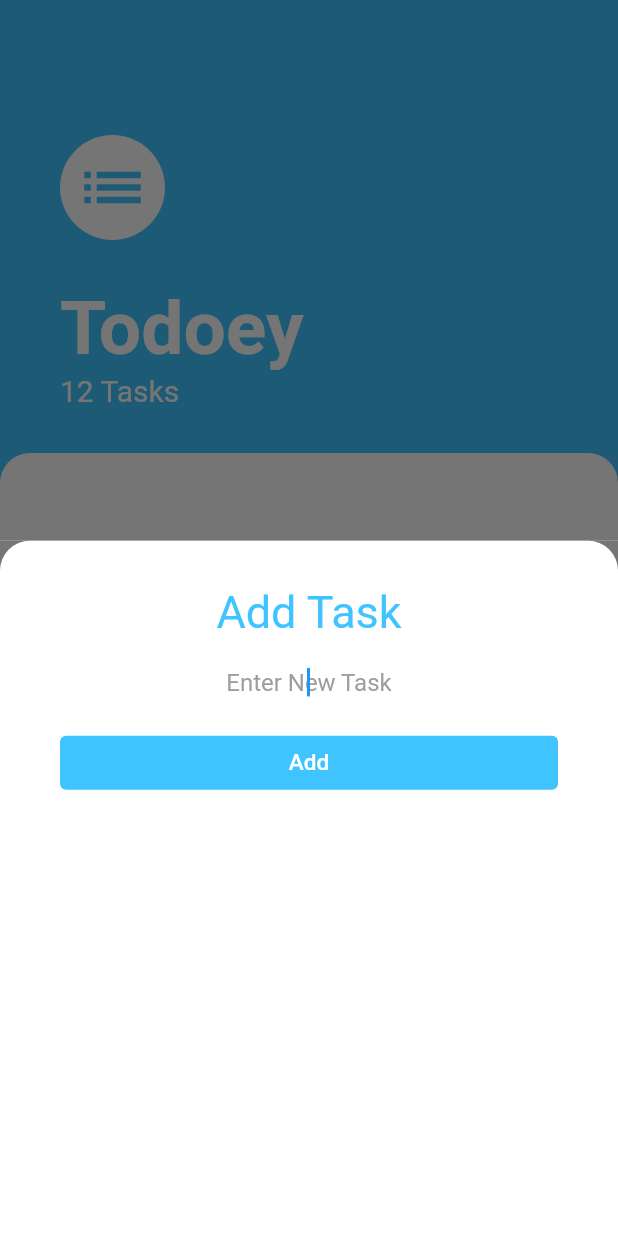
After one commit to delhierrodiego/Todoey, a Flutter app: the screen it shows after launch, after a tap on the "add" icon, on a phone screen of 412 x 824 dp. The commit adds this screen. Run offline on Flutter 3.47's test engine with Material 2 defaults, Android fonts, the phone set to English and light mode, and no system bars.

Commit message:
All Screens Shown

```diff
--- /dev/null
+++ b/lib/screens/add_task_screen.dart
@@ -0,0 +1,53 @@
+import 'package:flutter/material.dart';
+import 'package:todoey_flutter/utilities/constants.dart';
+
+class AddTaskScreen extends StatelessWidget {
+  @override
+  Widget build(BuildContext context) {
+    return Container(
+      color: Color(0xff757575),
+      child: Container(
+        child: Padding(
+          padding: const EdgeInsets.only(top: 30, right: 40, left: 40),
+          child: Column(
+            crossAxisAlignment: CrossAxisAlignment.stretch,
+            children: [
+              Text(
+                'Add Task',
+                textAlign: TextAlign.center,
+                style: TextStyle(
+                  color: Colors.lightBlueAccent.shade200,
+                  fontSize: 30,
+                ),
+              ),
+              TextField(
+                textAlign: TextAlign.center,
+                autofocus: true,
+                style: TextStyle(
+                  color: Colors.black,
+                ),
+                decoration: kTextFieldInputDecoration,
+                onChanged: (value) {},
+              ),
+              TextButton(
+                style: ButtonStyle(
+                  backgroundColor: MaterialStateProperty.all<Color>(
+                      Colors.lightBlueAccent.shade200),
+                ),
+                onPressed: null,
+                child: Text(
+                  'Add',
+                  style: TextStyle(color: Colors.white, fontSize: 15),
+                ),
+              )
+            ],
+          ),
+        ),
+        decoration: BoxDecoration(
+            color: Colors.white,
+            borderRadius: BorderRadius.only(
+                topLeft: Radius.circular(20), topRight: Radius.circular(20))),
+      ),
+    );
+  }
+}
--- a/lib/screens/tasks_screen.dart
+++ b/lib/screens/tasks_screen.dart
@@ -1,4 +1,6 @@
 import 'package:flutter/material.dart';
+import 'package:todoey_flutter/widgets/tasks_list.dart';
+import 'add_task_screen.dart';
 
 class TasksScreen extends StatelessWidget {
   @override
@@ -11,7 +13,12 @@ class TasksScreen extends StatelessWidget {
           Icons.add,
           size: 40,
         ),
-        onPressed: null,
+        onPressed: () {
+          showModalBottomSheet(
+            context: context,
+            builder: (context) => AddTaskScreen(),
+          );
+        },
       ),
       body: Column(
         crossAxisAlignment: CrossAxisAlignment.start,
@@ -69,24 +76,3 @@ class TasksScreen extends StatelessWidget {
     );
   }
 }
-
-class TasksList extends StatelessWidget {
-  @override
-  Widget build(BuildContext context) {
-    return ListView(children: [
-      TaskTile(),
-    ]);
-  }
-}
-
-class TaskTile extends StatelessWidget {
-  @override
-  Widget build(BuildContext context) {
-    return CheckboxListTile(
-      title: Text('Poop'),
-      value: false,
-      controlAffinity: ListTileControlAffinity.trailing,
-      onChanged: null,
-    );
-  }
-}
--- /dev/null
+++ b/lib/utilities/constants.dart
@@ -0,0 +1,16 @@
+import 'package:flutter/material.dart';
+
+const kTextFieldInputDecoration = InputDecoration(
+  filled: true,
+  fillColor: Colors.white,
+  hintText: 'Enter New Task',
+  hintStyle: TextStyle(
+    color: Colors.grey,
+  ),
+  border: OutlineInputBorder(
+    borderRadius: BorderRadius.all(
+      Radius.circular(10),
+    ),
+    borderSide: BorderSide.none,
+  ),
+);
--- /dev/null
+++ b/lib/widgets/tasks_list.dart
@@ -0,0 +1,11 @@
+import 'package:flutter/material.dart';
+import 'tasks_tile.dart';
+
+class TasksList extends StatelessWidget {
+  @override
+  Widget build(BuildContext context) {
+    return ListView(children: [
+      TaskTile(),
+    ]);
+  }
+}
--- /dev/null
+++ b/lib/widgets/tasks_tile.dart
@@ -0,0 +1,13 @@
+import 'package:flutter/material.dart';
+
+class TaskTile extends StatelessWidget {
+  @override
+  Widget build(BuildContext context) {
+    return CheckboxListTile(
+      title: Text('Poop'),
+      value: false,
+      controlAffinity: ListTileControlAffinity.trailing,
+      onChanged: null,
+    );
+  }
+}
```
